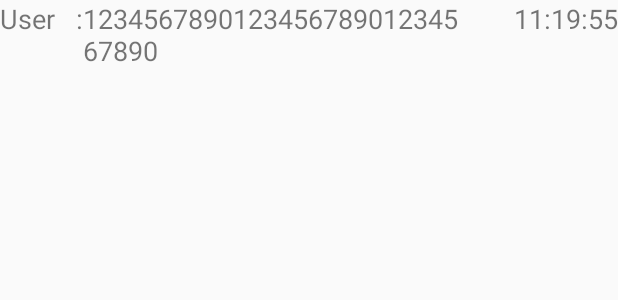
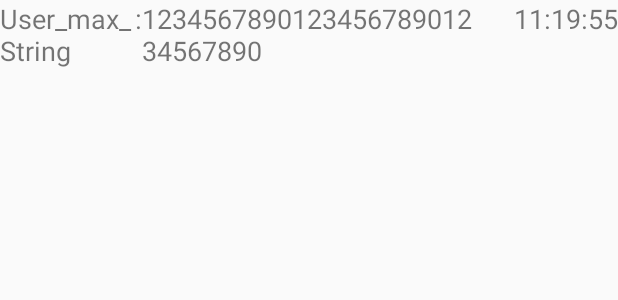
Before and after one commit to Atlas0904/Project_FollowWe, an Android app: the layout group_chatroom_listview_item.xml on its own in the app's theme, with its tools: preview values and no code run, on a phone screen of 412 x 824 dp. Shown: the top 300 px of the screen. Run offline under Robolectric (Android 15) with nearby library versions, the phone set to English and light mode, and no system bars.

Commit message:
[Android][Project][Follow WE] Adjust chatroom layout & reset after message sent

```diff
--- a/app/src/main/java/com/as/atlas/googlemapfollowwe/BaseChatRoomActivity.java
+++ b/app/src/main/java/com/as/atlas/googlemapfollowwe/BaseChatRoomActivity.java
@@ -64,6 +64,7 @@ public abstract class BaseChatRoomActivity extends AppCompatActivity
         UserMessage userMessages = new UserMessage(currentUserInfo.name, input, Utils.getCurrentTimeStampWithoutDate());
 
         chatValueEventListener.push(userMessages);
+        editTextInput.setText("");
     }
 
     private void scollToListViewButton() {
--- a/app/src/main/res/layout/group_chatroom_listview_item.xml
+++ b/app/src/main/res/layout/group_chatroom_listview_item.xml
@@ -2,15 +2,16 @@
 <LinearLayout xmlns:android="http://schemas.android.com/apk/res/android"
     android:layout_width="fill_parent"
     android:layout_height="wrap_content"
-    android:weightSum="8"
+    android:weightSum="9"
     android:orientation="horizontal" >
 
     <TextView
         android:id="@+id/testViewGroupchatUser"
+        android:layout_weight="2"
         android:layout_width="0dip"
-        android:layout_weight="1"
+
         android:layout_height="wrap_content"
-        android:text="User"
+        android:text="User_max_String"
         android:textSize="18dp"
         android:layout_alignParentTop="true"
         android:layout_alignParentLeft="true"
```
Also changed, not shown: 1 other file.
